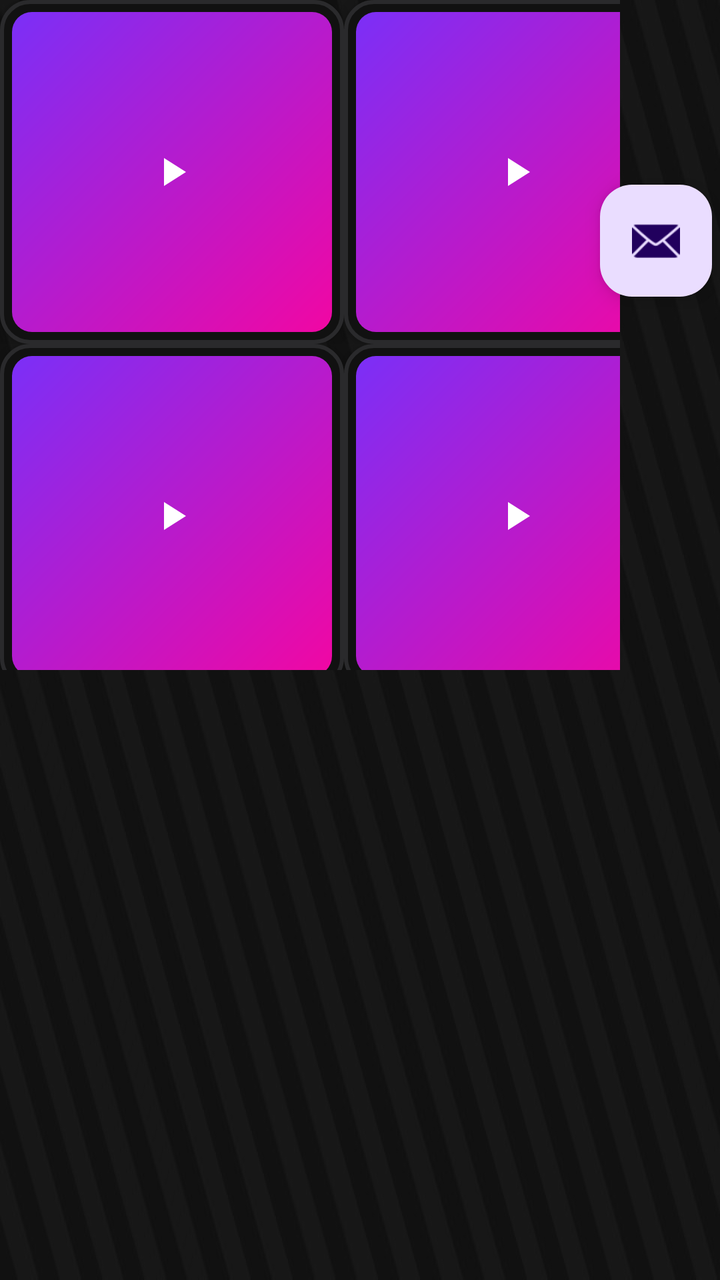
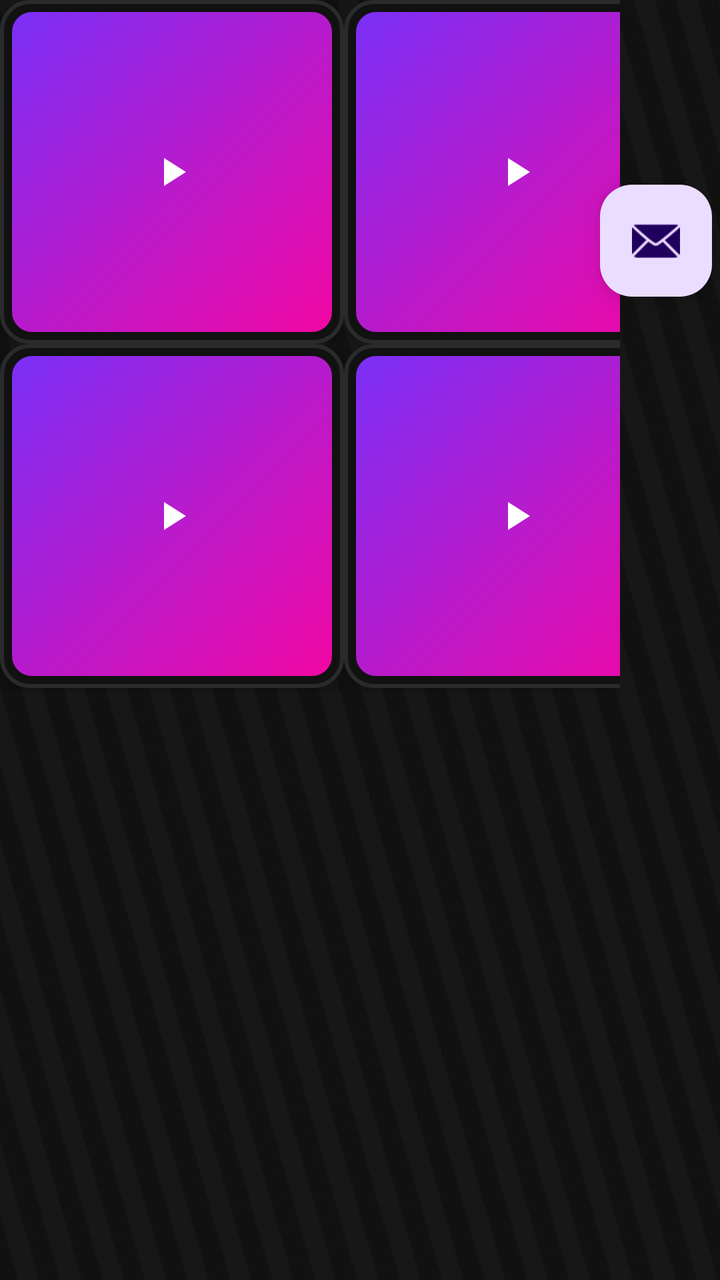

Compare the two renders of this Android layout. The source of the first and the diff that turns it into the second are given below.
<!-- AndroidManifest.xml: activity theme Theme.EchoShowStreamdeck -->
<!-- res/layout/activity_main.xml -->
<?xml version="1.0" encoding="utf-8"?>
<androidx.constraintlayout.widget.ConstraintLayout xmlns:android="http://schemas.android.com/apk/res/android"
    xmlns:app="http://schemas.android.com/apk/res-auto"
    xmlns:tools="http://schemas.android.com/tools"
    android:id="@+id/main"
    android:layout_width="match_parent"
    android:layout_height="match_parent"
    android:fitsSystemWindows="true"
    tools:context=".MainActivity">

    <ImageView
        android:id="@+id/imageView"
        android:layout_width="match_parent"
        android:layout_height="match_parent"
        android:contentDescription="TEST"
        android:scaleType="fitXY"
        app:srcCompat="@drawable/deck_background"
        tools:layout_editor_absoluteX="-43dp"
        tools:layout_editor_absoluteY="-40dp" />

    <com.google.android.material.floatingactionbutton.FloatingActionButton
        android:id="@+id/fab"
        android:layout_width="wrap_content"
        android:layout_height="wrap_content"
        android:layout_marginEnd="4dp"
        android:contentDescription="TEST"
        app:layout_constraintBottom_toBottomOf="parent"
        app:layout_constraintEnd_toEndOf="parent"
        app:layout_constraintTop_toTopOf="parent"
        app:layout_constraintVertical_bias="0.158"
        app:srcCompat="@android:drawable/ic_dialog_email"
        tools:ignore="SpeakableTextPresentCheck" />

    <com.google.android.material.appbar.AppBarLayout
        android:id="@+id/appBarLayout"
        android:layout_width="0dp"
        android:layout_height="wrap_content"
        android:fitsSystemWindows="true"
        app:layout_constraintBottom_toTopOf="parent"
        app:layout_constraintEnd_toEndOf="parent"
        app:layout_constraintStart_toStartOf="parent"
        app:layout_constraintTop_toTopOf="parent" />

    <include
        android:id="@+id/include"
        layout="@layout/content_main"
        android:layout_width="wrap_content"
        android:layout_height="wrap_content"
        app:layout_constraintBottom_toTopOf="parent"
        app:layout_constraintEnd_toStartOf="parent"
        app:layout_constraintStart_toStartOf="parent"
        app:layout_constraintTop_toTopOf="parent" />

    <LinearLayout
        android:layout_width="0dp"
        android:layout_height="0dp"
        android:layout_marginEnd="50dp"
        android:orientation="vertical"
        app:layout_constraintBottom_toBottomOf="parent"
        app:layout_constraintEnd_toEndOf="parent"
        app:layout_constraintHorizontal_bias="1.0"
        app:layout_constraintStart_toStartOf="parent"
        app:layout_constraintTop_toTopOf="parent"
        app:layout_constraintVertical_bias="0.0">

        <LinearLayout
            android:layout_width="match_parent"
            android:layout_height="172dp"
            android:orientation="horizontal">

            <ImageButton
                android:id="@+id/key1"
                android:layout_width="172dp"
                android:layout_height="172dp"
                android:background="@drawable/key_button"
                android:contentDescription="Play"
                android:elevation="6dp"
                android:padding="26dp"
                android:scaleType="centerInside"
                android:src="@drawable/ic_play"
                app:tint="@android:color/white" />

            <ImageButton
                android:id="@+id/key3"
                android:layout_width="172dp"
                android:layout_height="172dp"
                android:layout_weight="0"
                android:background="@drawable/key_button"
                android:contentDescription="Play"
                android:elevation="6dp"
                android:padding="26dp"
                android:scaleType="centerInside"
                android:src="@drawable/ic_play"
                app:tint="@android:color/white" />

            <ImageButton
                android:id="@+id/key"
                android:layout_width="172dp"
                android:layout_height="172dp"
                android:layout_weight="0"
                android:background="@drawable/key_button"
                android:contentDescription="Play"
                android:elevation="6dp"
                android:padding="26dp"
                android:scaleType="centerInside"
                android:src="@drawable/ic_play"
                app:tint="@android:color/white" />

            <ImageButton
                android:id="@+id/key4"
                android:layout_width="172dp"
                android:layout_height="172dp"
                android:layout_weight="0"
                android:background="@drawable/key_button"
                android:contentDescription="Play"
                android:elevation="6dp"
                android:padding="26dp"
                android:scaleType="centerInside"
                android:src="@drawable/ic_play"
                app:tint="@android:color/white" />

        </LinearLayout>

        <LinearLayout
            android:layout_width="match_parent"
            android:layout_height="163dp"
            android:orientation="horizontal">

            <ImageButton
                android:id="@+id/key2"
                android:layout_width="172dp"
                android:layout_height="172dp"
                android:layout_weight="0"
                android:background="@drawable/key_button"
                android:contentDescription="Play"
                android:elevation="6dp"
                android:padding="26dp"
                android:scaleType="centerInside"
                android:src="@drawable/ic_play"
                app:tint="@android:color/white" />

            <ImageButton
                android:id="@+id/key5"
                android:layout_width="172dp"
                android:layout_height="172dp"
                android:layout_weight="0"
                android:background="@drawable/key_button"
                android:contentDescription="Play"
                android:elevation="6dp"
                android:padding="26dp"
                android:scaleType="centerInside"
                android:src="@drawable/ic_play"
                app:tint="@android:color/white" />

            <ImageButton
                android:id="@+id/key6"
                android:layout_width="172dp"
                android:layout_height="172dp"
                android:layout_weight="0"
                android:background="@drawable/key_button"
                android:contentDescription="Play"
                android:elevation="6dp"
                android:padding="26dp"
                android:scaleType="centerInside"
                android:src="@drawable/ic_play"
                app:tint="@android:color/white" />

            <ImageButton
                android:id="@+id/key7"
                android:layout_width="172dp"
                android:layout_height="172dp"
                android:layout_weight="0"
                android:background="@drawable/key_button"
                android:contentDescription="Play"
                android:elevation="6dp"
                android:padding="26dp"
                android:scaleType="centerInside"
                android:src="@drawable/ic_play"
                app:tint="@android:color/white" />
        </LinearLayout>

    </LinearLayout>

</androidx.constraintlayout.widget.ConstraintLayout>
<!-- res/layout/content_main.xml (included above) -->
<?xml version="1.0" encoding="utf-8"?>
<androidx.constraintlayout.widget.ConstraintLayout xmlns:android="http://schemas.android.com/apk/res/android"
    xmlns:app="http://schemas.android.com/apk/res-auto"
    android:layout_width="match_parent"
    android:layout_height="match_parent"
    app:layout_behavior="@string/appbar_scrolling_view_behavior">

    <androidx.fragment.app.FragmentContainerView
        android:id="@+id/nav_host_fragment_content_main"
        android:name="androidx.navigation.fragment.NavHostFragment"
        android:layout_width="0dp"
        android:layout_height="0dp"
        app:defaultNavHost="true"
        app:layout_constraintBottom_toBottomOf="parent"
        app:layout_constraintEnd_toEndOf="parent"
        app:layout_constraintStart_toStartOf="parent"
        app:layout_constraintTop_toTopOf="parent"
        app:navGraph="@navigation/nav_graph" />
</androidx.constraintlayout.widget.ConstraintLayout>
<!-- resources referenced by this layout -->
<resources>
  <!-- drawable deck_background: jpeg bitmap (drawable, 34331 bytes) -->
  <!-- drawable ic_play (drawable) -->
  <vector xmlns:android="http://schemas.android.com/apk/res/android"
      android:width="24dp"
      android:height="24dp"
      android:viewportWidth="24"
      android:viewportHeight="24">
      <path
          android:fillColor="#FFFFFF"
          android:pathData="M8,5v14l11,-7z" />
  </vector>
  <!-- drawable key_button (drawable) -->
  <?xml version="1.0" encoding="utf-8"?>
  <ripple xmlns:android="http://schemas.android.com/apk/res/android"
      android:color="#55FFFFFF">
  
      <item>
          <layer-list>
              
              <item>
                  <shape android:shape="rectangle">
                      <solid android:color="#111111" />
                      <corners android:radius="14dp" />
                      <stroke android:width="2dp" android:color="#2A2A2C" />
                  </shape>
              </item>
              
              <item
                  android:left="6dp"
                  android:top="6dp"
                  android:right="6dp"
                  android:bottom="6dp">
                  <shape android:shape="rectangle">
                      <gradient
                          android:startColor="#7B2FF7"
                          android:endColor="#F107A3"
                          android:angle="315" />
                      <corners android:radius="10dp" />
                  </shape>
              </item>
          </layer-list>
      </item>
  
      
      <item android:id="@android:id/mask">
          <shape android:shape="rectangle">
              <solid android:color="#FFFFFF" />
              <corners android:radius="14dp" />
          </shape>
      </item>
  </ripple>
  <style name="Theme.EchoShowStreamdeck" parent="Base.Theme.EchoShowStreamdeck" />
  <style name="Base.Theme.EchoShowStreamdeck" parent="Theme.Material3.DayNight.NoActionBar">
          
          
      </style>
</resources>

<!-- the commit's change to res/layout/activity_main.xml (unified diff, before → after) -->
@@ -123,7 +123,7 @@
 
         <LinearLayout
             android:layout_width="match_parent"
-            android:layout_height="163dp"
+            android:layout_height="174dp"
             android:orientation="horizontal">
 
             <ImageButton
